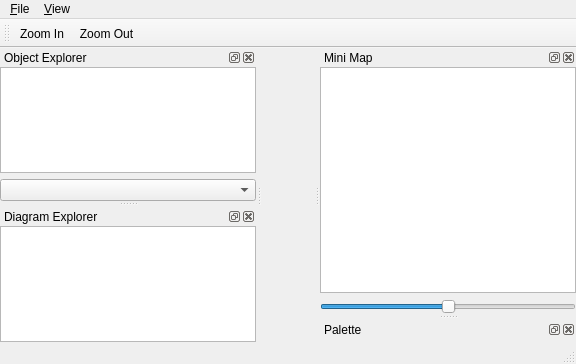
Old version of the form branches/new-repo-experimenting/mainwindow/mainwindow.ui in the repository qreal/qreal.
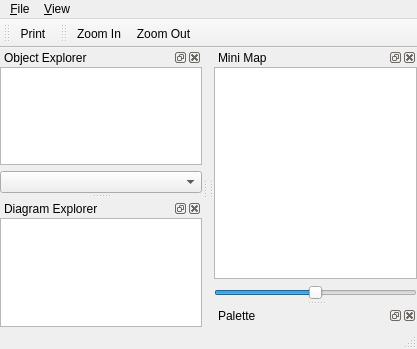
New version of the form. Icons and pictures are not drawn. Custom widgets are drawn as their Qt base class.

Patch:
```diff
--- a/branches/new-repo-experimenting/mainwindow/mainwindow.ui
+++ b/branches/new-repo-experimenting/mainwindow/mainwindow.ui
@@ -5,8 +5,8 @@
    <rect>
     <x>0</x>
     <y>0</y>
-    <width>576</width>
-    <height>364</height>
+    <width>417</width>
+    <height>349</height>
    </rect>
   </property>
   <property name="windowTitle" >
@@ -18,11 +18,11 @@
     <rect>
      <x>0</x>
      <y>0</y>
-     <width>576</width>
+     <width>417</width>
      <height>28</height>
     </rect>
    </property>
-   <widget class="QMenu" name="menu_File_2" >
+   <widget class="QMenu" name="menu_File" >
     <property name="title" >
      <string>&amp;File</string>
     </property>
@@ -40,7 +40,7 @@
     <addaction name="actionAntialiasing" />
     <addaction name="actionOpenGL_Renderer" />
    </widget>
-   <addaction name="menu_File_2" />
+   <addaction name="menu_File" />
    <addaction name="menu_View" />
   </widget>
   <widget class="QStatusBar" name="statusbar" />
@@ -135,10 +135,12 @@
     <enum>Qt::Horizontal</enum>
    </property>
    <attribute name="toolBarArea" >
-    <number>4</number>
+    <enum>TopToolBarArea</enum>
    </attribute>
-   <addaction name="actionZoom_In" />
-   <addaction name="actionZoom_Out" />
+   <attribute name="toolBarBreak" >
+    <bool>false</bool>
+   </attribute>
+   <addaction name="actionPrint" />
   </widget>
   <widget class="QDockWidget" name="minimapDock" >
    <property name="windowTitle" >
@@ -199,6 +201,19 @@
     </layout>
    </widget>
   </widget>
+  <widget class="QToolBar" name="viewToolbar" >
+   <property name="windowTitle" >
+    <string>toolBar</string>
+   </property>
+   <attribute name="toolBarArea" >
+    <enum>TopToolBarArea</enum>
+   </attribute>
+   <attribute name="toolBarBreak" >
+    <bool>false</bool>
+   </attribute>
+   <addaction name="actionZoom_In" />
+   <addaction name="actionZoom_Out" />
+  </widget>
   <action name="actionQuit" >
    <property name="text" >
     <string>&amp;Quit</string>
@@ -241,6 +256,19 @@
     <string>OpenGL Renderer</string>
    </property>
   </action>
+  <action name="actionPrint" >
+   <property name="icon" >
+    <iconset resource="../static.qrc" >:/icons/print.png</iconset>
+   </property>
+   <property name="text" >
+    <string>Print</string>
+   </property>
+  </action>
+  <action name="actionMakeSvg" >
+   <property name="text" >
+    <string>Export to SVG</string>
+   </property>
+  </action>
  </widget>
  <layoutdefault spacing="0" margin="0" />
  <customwidgets>
```
Left out of the diff: 65 changed lines with no effect on the pictures.
